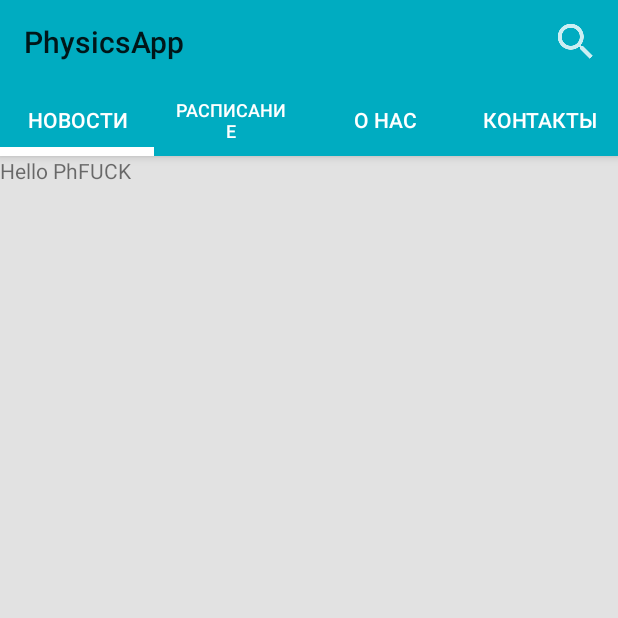
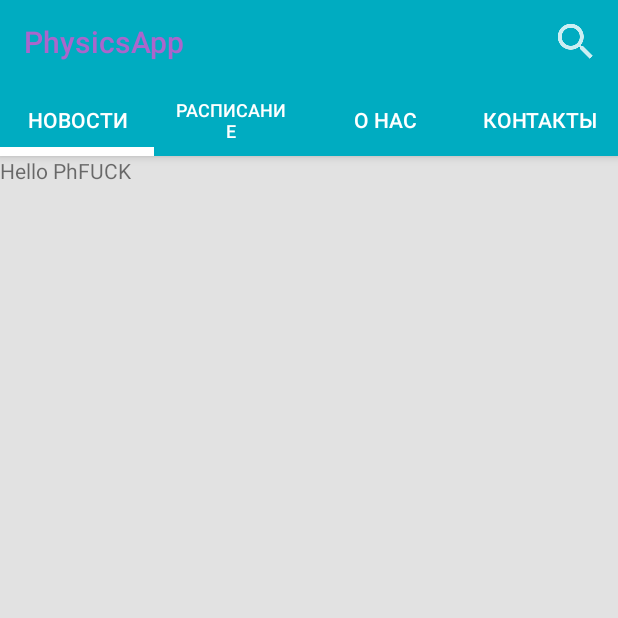
Before and after one commit to hasot/PhisicsApp, an Android app: the screen it shows after launch (MainActivity), on a phone screen of 412 x 824 dp, the top half of it. Run offline under Robolectric (Android 15) with nearby library versions, the phone set to English and light mode, and no system bars.

Commit message:
change color app name

```diff
--- a/app/src/main/java/android/com/phisicsapp/MainActivity.java
+++ b/app/src/main/java/android/com/phisicsapp/MainActivity.java
@@ -1,15 +1,17 @@
 package android.com.phisicsapp;
 
 
-import android.app.Activity;
+
 import android.com.phisicsapp.adapter.TabsPagerFragmentAdapter;
 import android.os.Bundle;
 import android.support.design.widget.TabLayout;
 import android.support.v4.view.ViewPager;
 import android.support.v7.app.AppCompatActivity;
-import android.support.v7.view.menu.MenuView;
+
 import android.support.v7.widget.Toolbar;
+import android.view.LayoutInflater;
 import android.view.MenuItem;
+import android.widget.TextView;
 
 public class MainActivity extends AppCompatActivity {
 
@@ -17,6 +19,7 @@ public class MainActivity extends AppCompatActivity {
 
     private Toolbar toolbar;
     private ViewPager viewPager;
+    TabLayout tabLayout;
 
     @Override
     protected void onCreate(Bundle savedInstanceState) {
@@ -49,8 +52,11 @@ public class MainActivity extends AppCompatActivity {
         TabsPagerFragmentAdapter adapter = new TabsPagerFragmentAdapter(getSupportFragmentManager());
         viewPager.setAdapter(adapter);
 
-        TabLayout tabLayout = (TabLayout) findViewById(R.id.tabLayout);
+        tabLayout = (TabLayout) findViewById(R.id.tabLayout);
         tabLayout.setupWithViewPager(viewPager);
 
     }
+
+
+
 }
--- a/app/src/main/res/layout/activity_main.xml
+++ b/app/src/main/res/layout/activity_main.xml
@@ -15,7 +15,9 @@
             android:id="@+id/toolbar"
             android:layout_width="match_parent"
             android:layout_height="wrap_content"
-            android:background="@color/colorPrimary" />
+            android:background="@color/colorPrimary"
+            android:theme="@style/GalaxyZooThemeToolbarDarkOverflow"
+            app:popupTheme="@style/Theme.AppCompat.NoActionBar"/>
 
         <android.support.design.widget.TabLayout
             android:id="@+id/tabLayout"
--- a/app/src/main/res/values/colors.xml
+++ b/app/src/main/res/values/colors.xml
@@ -3,4 +3,5 @@
     <color name="colorPrimary">#00acc1</color>
     <color name="colorPrimaryDark">#008a9a</color>
     <color name="mainBackground">#e2e2e2</color>
+    <color name="red">#FF0000</color>
 </resources>
--- a/app/src/main/res/values/styles.xml
+++ b/app/src/main/res/values/styles.xml
@@ -1,13 +1,22 @@
 <?xml version="1.0" encoding="utf-8"?>
 <resources>
 
-    <style name="AppTheme" parent="AppTheme.Base" />
+    <style name="AppTheme" parent="AppTheme.Base"/>
+
 
 
     <style name="AppTheme.Base"  parent="Theme.AppCompat.Light.NoActionBar">
         <item name="colorPrimary">@color/colorPrimary</item>
         <item name="colorPrimaryDark">@color/colorPrimaryDark</item>
-        <item name="windowActionBar">false</item>
+        <item name="colorAccent">@color/red</item>
+
+    </style>
+
+    <style name="GalaxyZooThemeToolbarDarkOverflow" parent="Theme.AppCompat.NoActionBar">
+        <!-- android:textColorPrimary is the  color of the title text
+             in the Toolbar, in the Theme.AppCompat theme:  -->
+        <item name="android:textColorPrimary">@android:color/holo_purple</item>
+
     </style>
 
 </resources>
```
